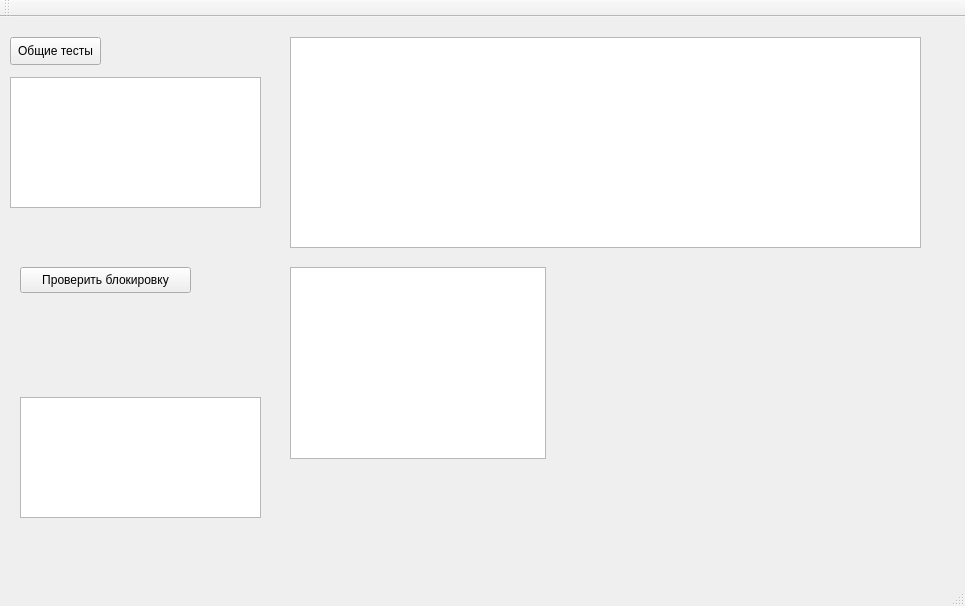
Qt form src/ui/mainwindow.ui (andreevlex/training-url-database) before a commit.
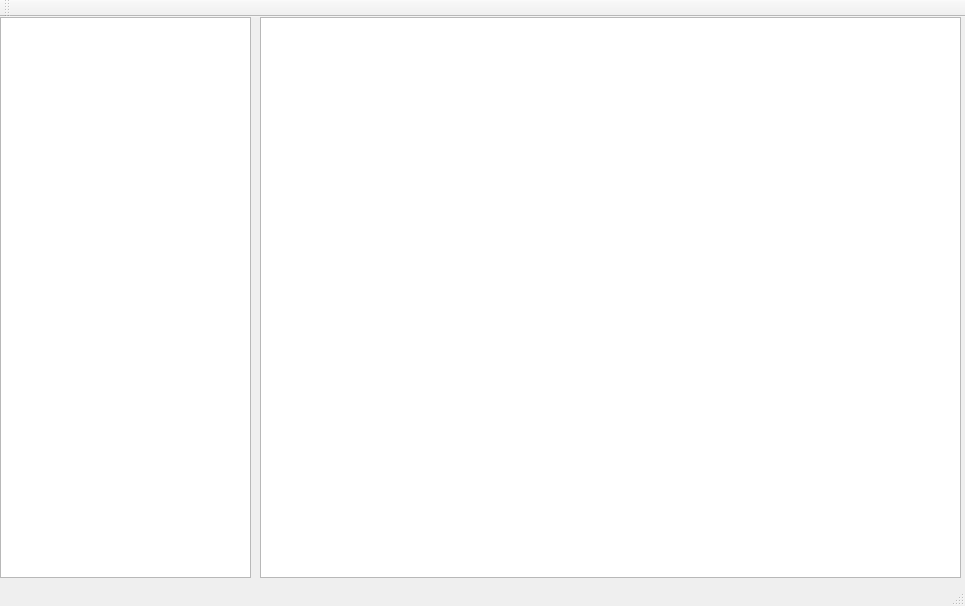
The same form after that commit.

The edit to the form file:
```diff
--- a/src/ui/mainwindow.ui
+++ b/src/ui/mainwindow.ui
@@ -14,69 +14,23 @@
    <string>MainWindow</string>
   </property>
   <widget class="QWidget" name="centralWidget">
-   <widget class="QTextEdit" name="textEdit1">
-    <property name="geometry">
-     <rect>
-      <x>10</x>
-      <y>60</y>
-      <width>251</width>
-      <height>131</height>
-     </rect>
-    </property>
-   </widget>
-   <widget class="QPushButton" name="pushButton">
-    <property name="geometry">
-     <rect>
-      <x>10</x>
-      <y>20</y>
-      <width>91</width>
-      <height>28</height>
-     </rect>
-    </property>
-    <property name="text">
-     <string>Общие тесты</string>
-    </property>
-   </widget>
    <widget class="QTableView" name="tableView1">
     <property name="geometry">
      <rect>
-      <x>290</x>
-      <y>20</y>
-      <width>631</width>
-      <height>211</height>
+      <x>260</x>
+      <y>0</y>
+      <width>701</width>
+      <height>561</height>
      </rect>
     </property>
    </widget>
-   <widget class="QTableView" name="tableView1_2">
+   <widget class="QTreeView" name="treeView">
     <property name="geometry">
      <rect>
-      <x>290</x>
-      <y>250</y>
-      <width>256</width>
-      <height>192</height>
-     </rect>
-    </property>
-   </widget>
-   <widget class="QPushButton" name="pushButton_2">
-    <property name="geometry">
-     <rect>
-      <x>20</x>
-      <y>250</y>
-      <width>171</width>
-      <height>26</height>
-     </rect>
-    </property>
-    <property name="text">
-     <string>Проверить блокировку</string>
-    </property>
-   </widget>
-   <widget class="QTextEdit" name="textEdit_2">
-    <property name="geometry">
-     <rect>
-      <x>20</x>
-      <y>380</y>
-      <width>241</width>
-      <height>121</height>
+      <x>0</x>
+      <y>0</y>
+      <width>251</width>
+      <height>561</height>
      </rect>
     </property>
    </widget>
```
